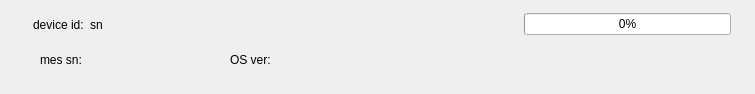
The window that burningdevice.ui (archerHe/heyuan) describes before a commit, drawn with Qt 5.
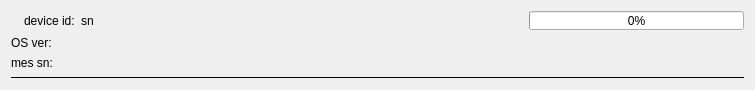
The same window after the commit.

Commit message: optimize ui. 1. mainwindow minimal size. 2. burningdevice.ui  add scroll area.

Patch:
```diff
--- a/burningdevice.ui
+++ b/burningdevice.ui
@@ -7,21 +7,26 @@
     <x>0</x>
     <y>0</y>
     <width>755</width>
-    <height>94</height>
+    <height>90</height>
    </rect>
   </property>
+  <property name="sizePolicy">
+   <sizepolicy hsizetype="Preferred" vsizetype="Fixed">
+    <horstretch>0</horstretch>
+    <verstretch>0</verstretch>
+   </sizepolicy>
+  </property>
+  <property name="minimumSize">
+   <size>
+    <width>100</width>
+    <height>80</height>
+   </size>
+  </property>
   <property name="windowTitle">
    <string>Form</string>
   </property>
-  <widget class="QWidget" name="layoutWidget">
-   <property name="geometry">
-    <rect>
-     <x>20</x>
-     <y>10</y>
-     <width>711</width>
-     <height>29</height>
-    </rect>
-   </property>
+  <layout class="QVBoxLayout" name="verticalLayout">
+   <item>
    <layout class="QHBoxLayout" name="horizontalLayout">
     <item>
      <widget class="QLabel" name="lbl_img_status">
@@ -78,48 +83,8 @@
      </widget>
     </item>
    </layout>
-  </widget>
-  <widget class="QWidget" name="layoutWidget">
-   <property name="geometry">
-    <rect>
-     <x>40</x>
-     <y>50</y>
-     <width>171</width>
-     <height>19</height>
-    </rect>
-   </property>
-   <layout class="QHBoxLayout" name="horizontalLayout_2">
-    <item>
-     <widget class="QLabel" name="lbl_mes_sn">
-      <property name="sizePolicy">
-       <sizepolicy hsizetype="Fixed" vsizetype="Preferred">
-        <horstretch>0</horstretch>
-        <verstretch>0</verstretch>
-       </sizepolicy>
-      </property>
-      <property name="text">
-       <string>mes sn:</string>
-      </property>
-     </widget>
     </item>
     <item>
-     <widget class="QLabel" name="mes_sn">
-      <property name="text">
-       <string/>
-      </property>
-     </widget>
-    </item>
-   </layout>
-  </widget>
-  <widget class="QWidget" name="layoutWidget">
-   <property name="geometry">
-    <rect>
-     <x>230</x>
-     <y>50</y>
-     <width>481</width>
-     <height>20</height>
-    </rect>
-   </property>
    <layout class="QHBoxLayout" name="horizontalLayout_3">
     <item>
      <widget class="QLabel" name="lbl_fw">
@@ -142,7 +107,42 @@
      </widget>
     </item>
    </layout>
-  </widget>
+   </item>
+   <item>
+    <layout class="QHBoxLayout" name="horizontalLayout_2">
+     <item>
+      <widget class="QLabel" name="lbl_mes_sn">
+       <property name="sizePolicy">
+        <sizepolicy hsizetype="Fixed" vsizetype="Preferred">
+         <horstretch>0</horstretch>
+         <verstretch>0</verstretch>
+        </sizepolicy>
+       </property>
+       <property name="text">
+        <string>mes sn:</string>
+       </property>
+      </widget>
+     </item>
+     <item>
+      <widget class="QLabel" name="mes_sn">
+       <property name="text">
+        <string/>
+       </property>
+      </widget>
+     </item>
+    </layout>
+   </item>
+   <item>
+    <widget class="Line" name="line">
+     <property name="frameShadow">
+      <enum>QFrame::Plain</enum>
+     </property>
+     <property name="orientation">
+      <enum>Qt::Horizontal</enum>
+     </property>
+    </widget>
+   </item>
+  </layout>
  </widget>
  <resources/>
  <connections/>
```
Lines whose indentation alone changed are shown as unchanged. The commit also changes 4 other files.
